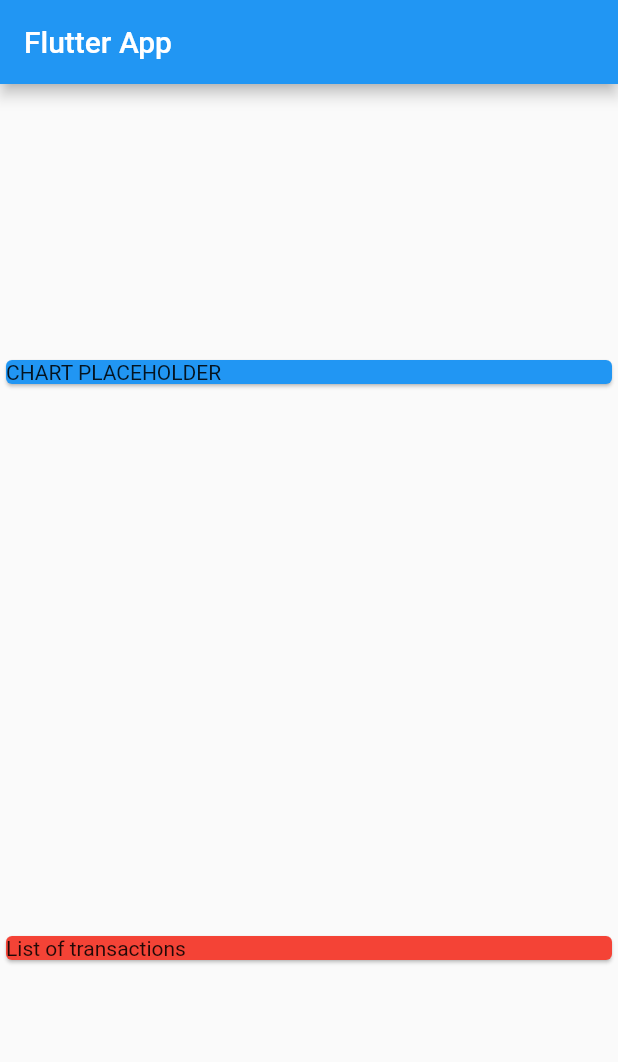
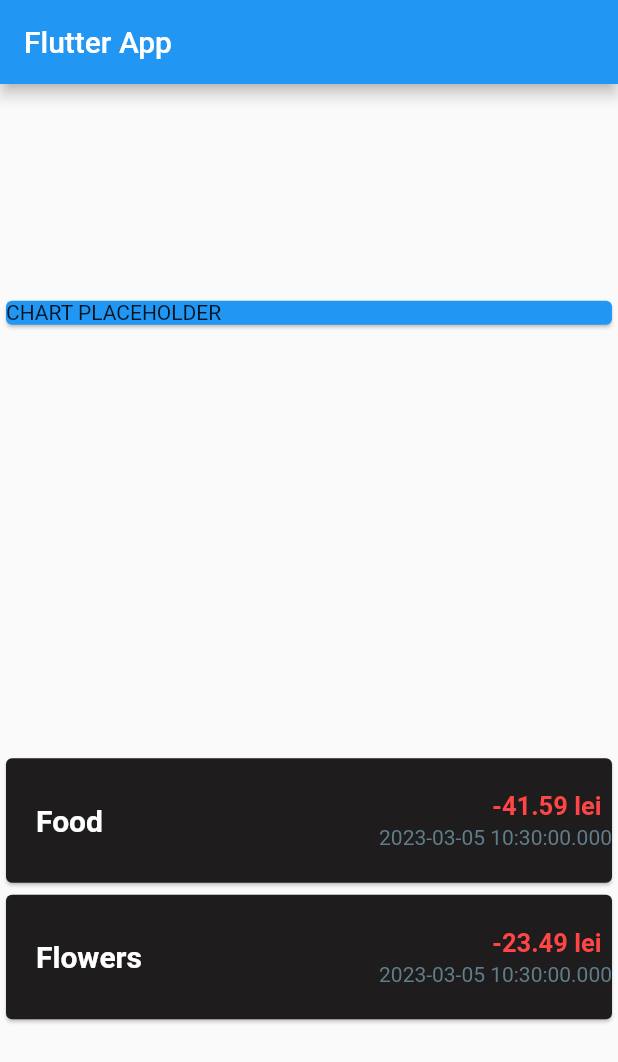
Before and after one commit to snichita817/personal-expenses-app, a Flutter app: the screen it shows after launch, on a phone screen of 412 x 824 dp. Shown: the top 1062 px of the screen. Run offline on Flutter 3.47's test engine with Material 2 defaults, Android fonts, the phone set to English and light mode, and no system bars.

Commit message:
basic format for expenses widgets

```diff
--- a/lib/main.dart
+++ b/lib/main.dart
@@ -28,6 +28,9 @@ class MyHomePage extends StatelessWidget {
       dateOfTransaction: DateTime.now(),
     ),
   ];
+
+  final dayMonthFormat = DateFormat('d MMM');
+
   @override
   Widget build(BuildContext context) {
     return Scaffold(
@@ -45,9 +48,60 @@ class MyHomePage extends StatelessWidget {
               child: Text("CHART PLACEHOLDER"),
             ),
           ),
-          Card(
-            color: Colors.red,
-            child: Text("List of transactions"),
+          Column(
+            children: transactions.map((ts) {
+              return Card(
+                color: Color.fromRGBO(30, 28, 28, 1),
+                child: Row(
+                  children: <Widget>[
+                    Container(
+                      margin: const EdgeInsets.symmetric(
+                        horizontal: 20,
+                        vertical: 30,
+                      ),
+                      // decoration: BoxDecoration(
+                      //   border: Border.all(
+                      //     color: Colors.black,
+                      //     width: 2,
+                      //   ),
+                      // ),     *Use for border
+                      // padding: EdgeInsets.all(10),
+                      child: Text(
+                        ts.title,
+                        style: const TextStyle(
+                            fontWeight: FontWeight.bold,
+                            fontSize: 20,
+                            color: Colors.white),
+                      ),
+                    ),
+                    Expanded(
+                      child: Column(
+                        crossAxisAlignment: CrossAxisAlignment.end,
+                        children: <Widget>[
+                          SizedBox(
+                            width: 80,
+                            child: Text(
+                              "-" + ts.amountSpent.toString() + " lei",
+                              style: const TextStyle(
+                                fontWeight: FontWeight.bold,
+                                fontSize: 17,
+                                color: Color.fromRGBO(255, 69, 69, 1),
+                              ),
+                            ),
+                          ),
+                          SizedBox(height: 3,),
+                          SizedBox(
+                            child: Text(
+                              ts.dateOfTransaction.toString(),
+                              style: const TextStyle(color: Colors.blueGrey),),
+                          ),
+                        ],
+                      ),
+                    )
+                  ],
+                ),
+              );
+            }).toList(),
           ),
         ],
       ),
```
